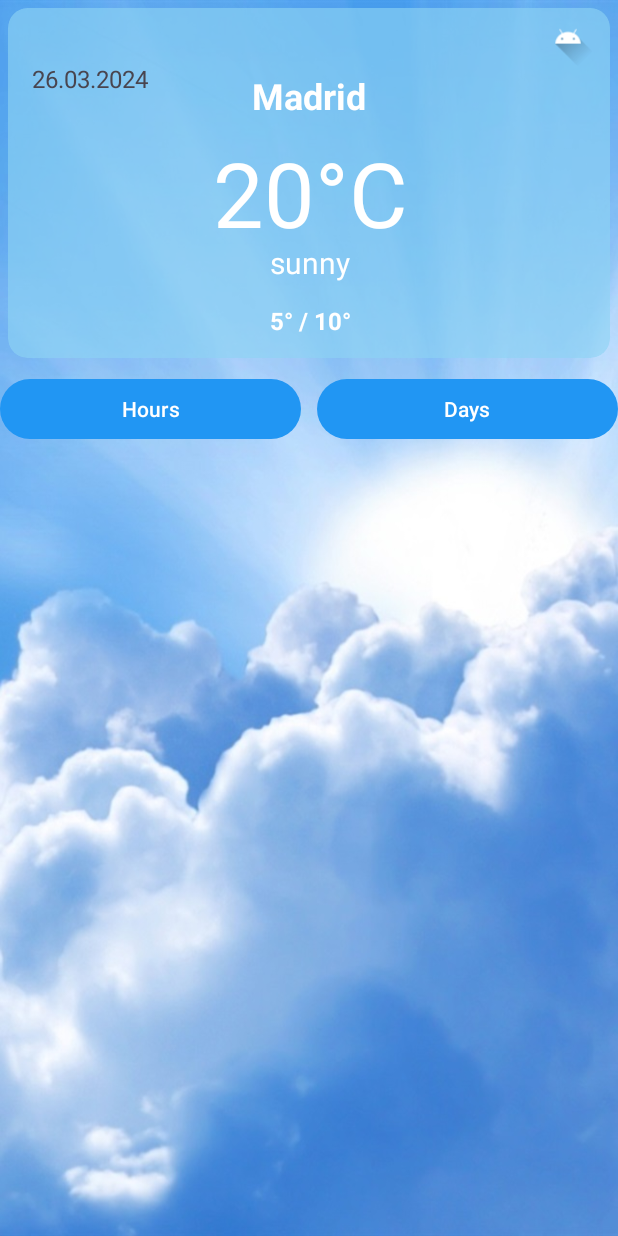
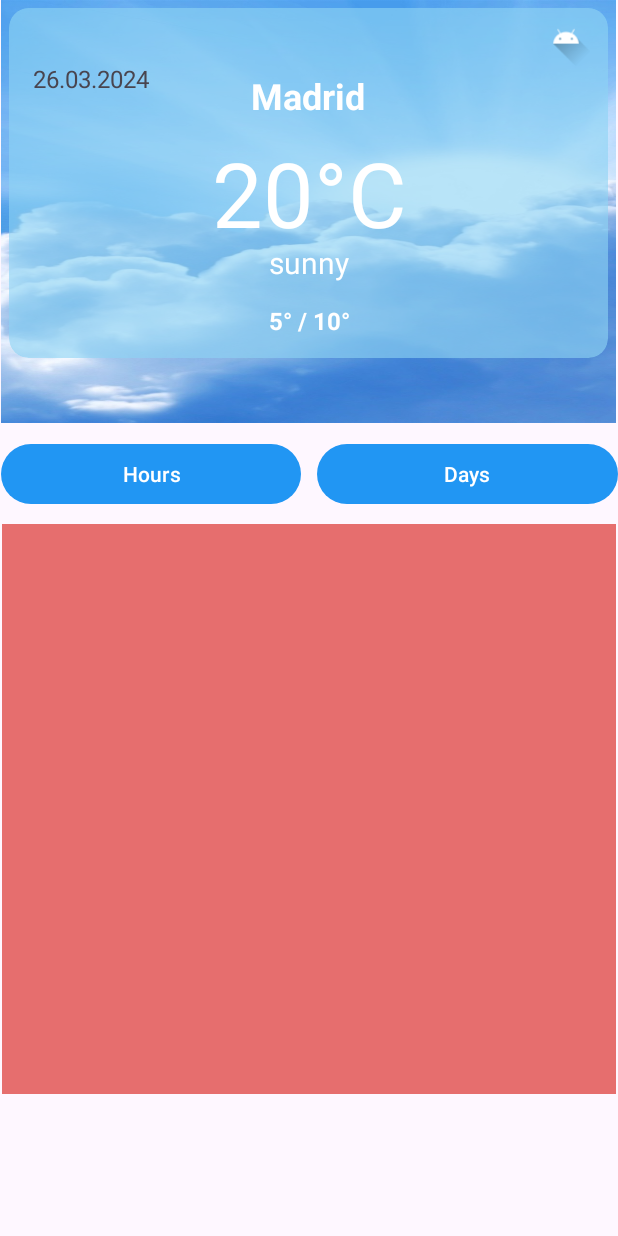
Before and after one commit to NikRader/WeatherApp, an Android app: the screen it shows after launch (MainActivity), on a phone screen of 412 x 824 dp. Run offline under Robolectric (Android 15) with nearby library versions, the phone set to English and light mode, and no system bars; our stand-ins replace Picasso, Volley; network calls fail; pictures from the network do not load; Roboto replaces fonts that are not available here.

Commit message:
15/20. Two fragments on one activity!  It works!

```diff
--- a/app/src/main/java/com/example/weatherapp/MainActivity.kt
+++ b/app/src/main/java/com/example/weatherapp/MainActivity.kt
@@ -16,12 +16,30 @@
 
 
 class MainActivity : AppCompatActivity() {
+    private lateinit var binding: ActivityMainBinding
+
     override fun onCreate(savedInstanceState: Bundle?) {
         super.onCreate(savedInstanceState)
-        setContentView(R.layout.activity_main)
+        binding = ActivityMainBinding.inflate(layoutInflater)
+        setContentView(binding.root)
+        days_hours_btn()
         supportFragmentManager
             .beginTransaction()
-            .replace(R.id.back, MainFragment.newInstance())
+            .replace(R.id.placeCurrentCard, MainFragment.newInstance())
             .commit()
     }
+    private fun days_hours_btn() = with(binding){
+        hoursBtn.setOnClickListener {
+            supportFragmentManager
+                .beginTransaction()
+                .replace(R.id.placeForecast, HoursFragment.newInstance())
+                .commit()
+        }
+        daysBtn.setOnClickListener {
+            supportFragmentManager
+                .beginTransaction()
+                .replace(R.id.placeForecast, DaysFragment.newInstance())
+                .commit()
+        }
+    }
 }
--- a/app/src/main/java/com/example/weatherapp/fragments/MainFragment.kt
+++ b/app/src/main/java/com/example/weatherapp/fragments/MainFragment.kt
@@ -22,10 +22,7 @@
 const val API_KEY = "b493d3eeff724b3f9a954927242303"
 
 class MainFragment : Fragment()  {
-    private val fList = listOf<Fragment>(
-        HoursFragment.newInstance(),
-        DaysFragment.newInstance()
-    )
+
     private lateinit var binding: FragmentMainBinding
     private val model: MainViewModel by activityViewModels()
 
@@ -40,20 +37,12 @@
 
     override fun onViewCreated(view: View, savedInstanceState: Bundle?) {
         super.onViewCreated(view, savedInstanceState)
-        days_hours_btns()
         updateCurrentCard()
         requestWeatherData("Rome")
 
     }
 
-    private fun days_hours_btns() = with(binding){
-        hoursBtn.setOnClickListener {
 
-        }
-        daysBtn.setOnClickListener {
-
-        }
-    }
 
     private fun requestWeatherData(city: String){
         val url = "https://api.weatherapi.com/v1/forecast.json?key=" +
--- a/app/src/main/res/layout/activity_main.xml
+++ b/app/src/main/res/layout/activity_main.xml
@@ -5,4 +5,59 @@
     android:id="@+id/back"
     android:layout_width="match_parent"
     android:layout_height="match_parent"
-    tools:context=".MainActivity" />
+    tools:context=".MainActivity">
+
+    <FrameLayout
+        android:id="@+id/placeCurrentCard"
+        android:layout_width="410dp"
+        android:layout_height="282dp"
+        android:layout_marginEnd="1dp"
+        android:background="#F3ECB6"
+        app:layout_constraintEnd_toEndOf="parent"
+        app:layout_constraintHorizontal_bias="1.0"
+        app:layout_constraintStart_toStartOf="parent"
+        app:layout_constraintTop_toTopOf="parent">
+
+    </FrameLayout>
+
+    <LinearLayout
+        android:id="@+id/conteiner"
+        android:layout_width="411dp"
+        android:layout_height="57dp"
+        android:layout_marginTop="10dp"
+        android:orientation="horizontal"
+        app:layout_constraintEnd_toEndOf="parent"
+        app:layout_constraintStart_toStartOf="parent"
+        app:layout_constraintTop_toBottomOf="@+id/placeCurrentCard">
+
+        <Button
+            android:id="@+id/hours_btn"
+            android:layout_width="wrap_content"
+            android:layout_height="wrap_content"
+            android:layout_marginEnd="5dp"
+            android:layout_weight="0.4"
+            android:text="Hours" />
+
+        <Button
+            android:id="@+id/days_btn"
+            android:layout_width="wrap_content"
+            android:layout_height="wrap_content"
+            android:layout_marginStart="5dp"
+            android:layout_weight="0.4"
+            android:text="Days" />
+    </LinearLayout>
+
+    <FrameLayout
+        android:id="@+id/placeForecast"
+        android:layout_width="409dp"
+        android:layout_height="380dp"
+        android:layout_marginStart="1dp"
+        android:layout_marginEnd="1dp"
+        android:background="#E66E6E"
+        app:layout_constraintEnd_toEndOf="parent"
+        app:layout_constraintStart_toStartOf="parent"
+        app:layout_constraintTop_toBottomOf="@+id/conteiner">
+
+    </FrameLayout>
+
+</androidx.constraintlayout.widget.ConstraintLayout>
--- a/app/src/main/res/layout/fragment_main.xml
+++ b/app/src/main/res/layout/fragment_main.xml
@@ -118,43 +118,14 @@
 
     </androidx.cardview.widget.CardView>
 
-    <LinearLayout
-        android:id="@+id/conteiner"
-        android:layout_width="0dp"
-        android:layout_height="57dp"
-        android:layout_marginTop="10dp"
-        android:orientation="horizontal"
-        app:layout_constraintEnd_toEndOf="parent"
-        app:layout_constraintStart_toStartOf="parent"
-        app:layout_constraintTop_toBottomOf="@+id/cardView">
-
-        <Button
-            android:id="@+id/hours_btn"
-            android:layout_width="wrap_content"
-            android:layout_height="wrap_content"
-            android:layout_marginEnd="5dp"
-            android:layout_weight="0.4"
-            android:text="Hours" />
-
-        <Button
-            android:id="@+id/days_btn"
-            android:layout_width="wrap_content"
-            android:layout_height="wrap_content"
-            android:layout_marginStart="5dp"
-            android:layout_weight="0.4"
-            android:text="Days" />
-    </LinearLayout>
-
     <FrameLayout
         android:id="@+id/placeHolder"
         android:layout_width="0dp"
         android:layout_height="0dp"
-        android:layout_marginTop="5dp"
         android:layout_marginBottom="5dp"
         app:layout_constraintBottom_toBottomOf="parent"
         app:layout_constraintEnd_toEndOf="parent"
-        app:layout_constraintStart_toStartOf="parent"
-        app:layout_constraintTop_toBottomOf="@+id/conteiner">
+        app:layout_constraintStart_toStartOf="parent">
 
     </FrameLayout>
 
```
